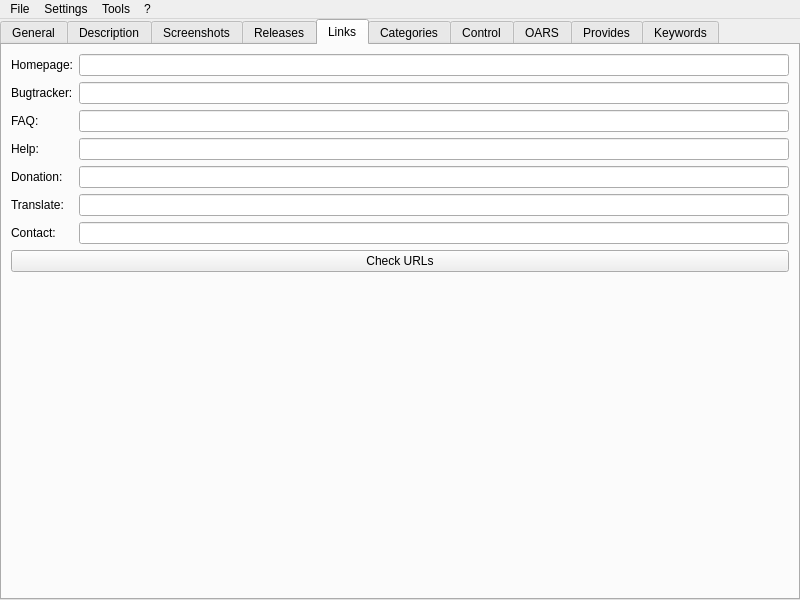
First picture: the form in jdAppdataEdit/MainWindow.ui, repository JakobDev/jdAppStreamEdit, before the edit.
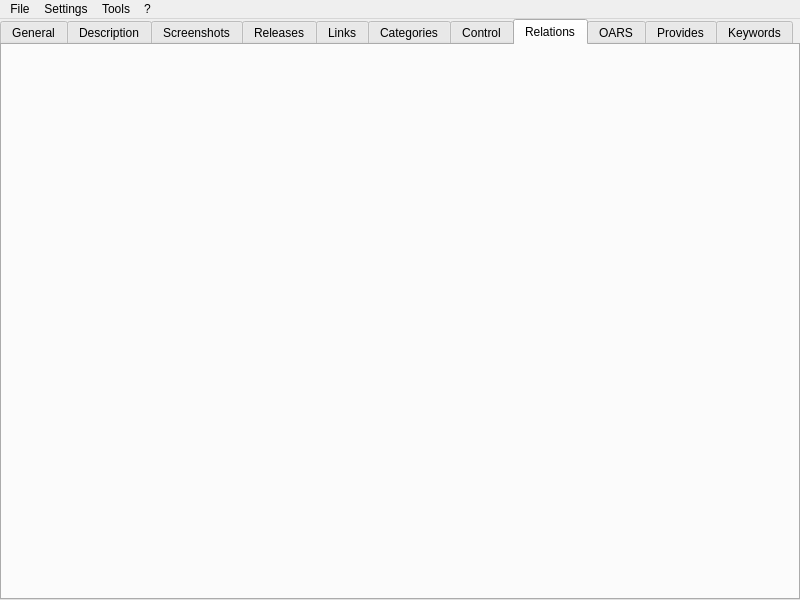
Second picture: the form after the edit. The open tabs and pages were chosen to show the change.

```diff
--- a/jdAppdataEdit/MainWindow.ui
+++ b/jdAppdataEdit/MainWindow.ui
@@ -672,6 +672,25 @@
         </item>
        </layout>
       </widget>
+      <widget class="QWidget" name="relations_tab">
+       <attribute name="title">
+        <string>Relations</string>
+       </attribute>
+       <layout class="QVBoxLayout" name="relations_layout">
+        <property name="leftMargin">
+         <number>0</number>
+        </property>
+        <property name="topMargin">
+         <number>0</number>
+        </property>
+        <property name="rightMargin">
+         <number>0</number>
+        </property>
+        <property name="bottomMargin">
+         <number>0</number>
+        </property>
+       </layout>
+      </widget>
       <widget class="QWidget" name="oras_tab">
        <attribute name="title">
         <string>OARS</string>
```
Left out of the diff: 25 changed lines with no effect on the pictures.
